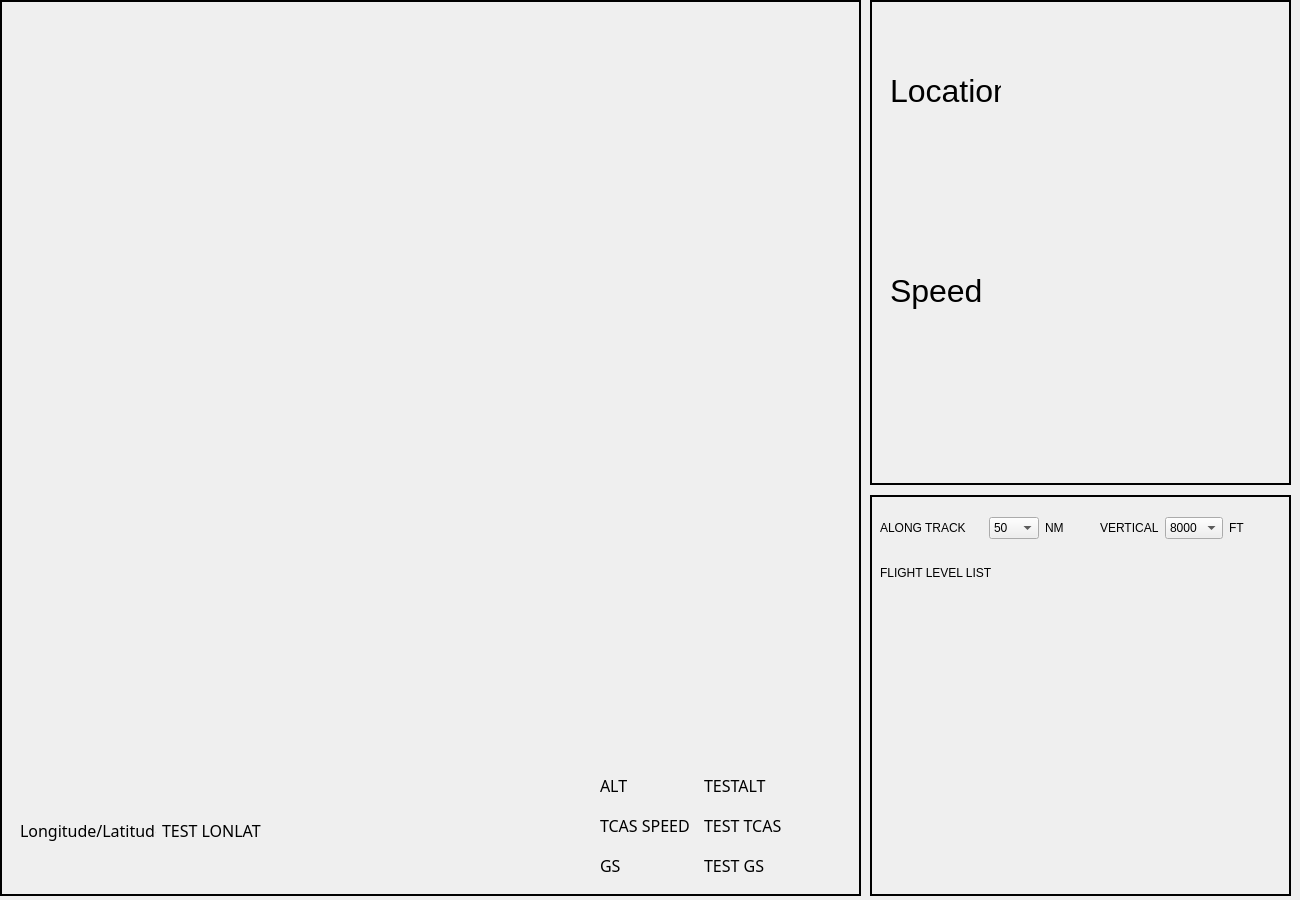
The window that UI/daa_ui1.ui (ArchieGu/DAA-Demo) describes before a commit, drawn with Qt 5.
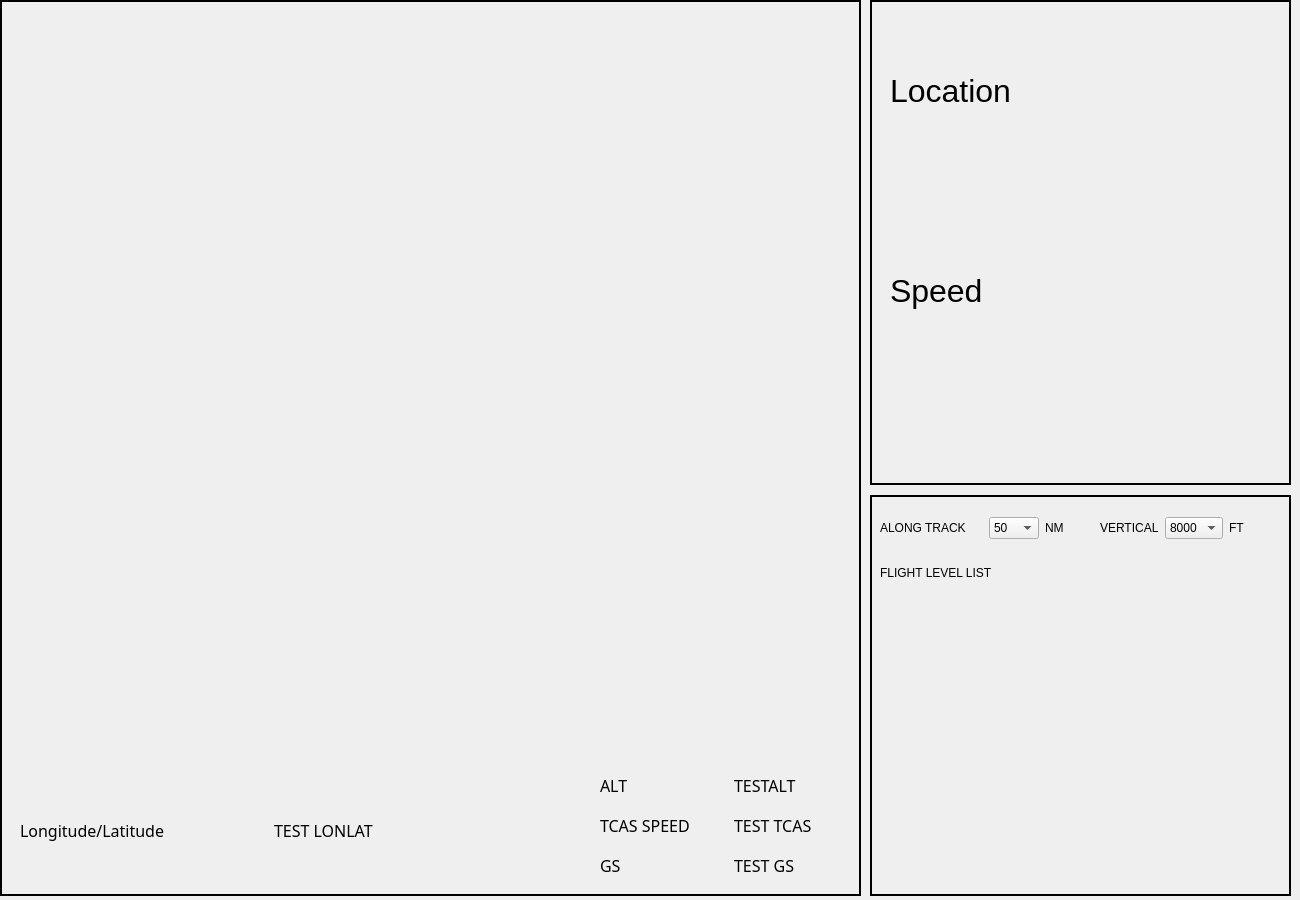
The same window after the commit. Icons and pictures are not drawn.

Diff of the .ui file:
```diff
--- a/UI/daa_ui1.ui
+++ b/UI/daa_ui1.ui
@@ -165,7 +165,7 @@
      <rect>
       <x>600</x>
       <y>760</y>
-      <width>201</width>
+      <width>261</width>
       <height>51</height>
      </rect>
     </property>
@@ -203,7 +203,7 @@
      <rect>
       <x>600</x>
       <y>800</y>
-      <width>201</width>
+      <width>261</width>
       <height>51</height>
      </rect>
     </property>
@@ -247,7 +247,7 @@
      <rect>
       <x>600</x>
       <y>840</y>
-      <width>201</width>
+      <width>261</width>
       <height>51</height>
      </rect>
     </property>
@@ -291,7 +291,7 @@
      <rect>
       <x>20</x>
       <y>800</y>
-      <width>241</width>
+      <width>501</width>
       <height>61</height>
      </rect>
     </property>
@@ -373,7 +373,7 @@
      <rect>
       <x>20</x>
       <y>70</y>
-      <width>111</width>
+      <width>181</width>
       <height>41</height>
      </rect>
     </property>
@@ -391,7 +391,7 @@
      <rect>
       <x>20</x>
       <y>270</y>
-      <width>111</width>
+      <width>201</width>
       <height>41</height>
      </rect>
     </property>
```
